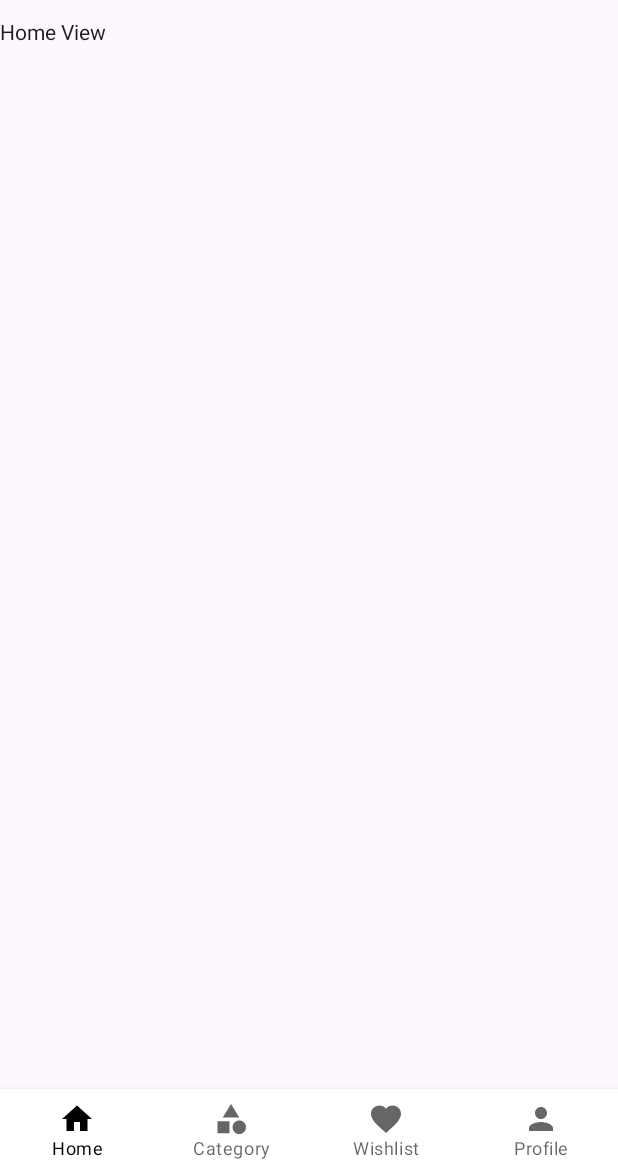
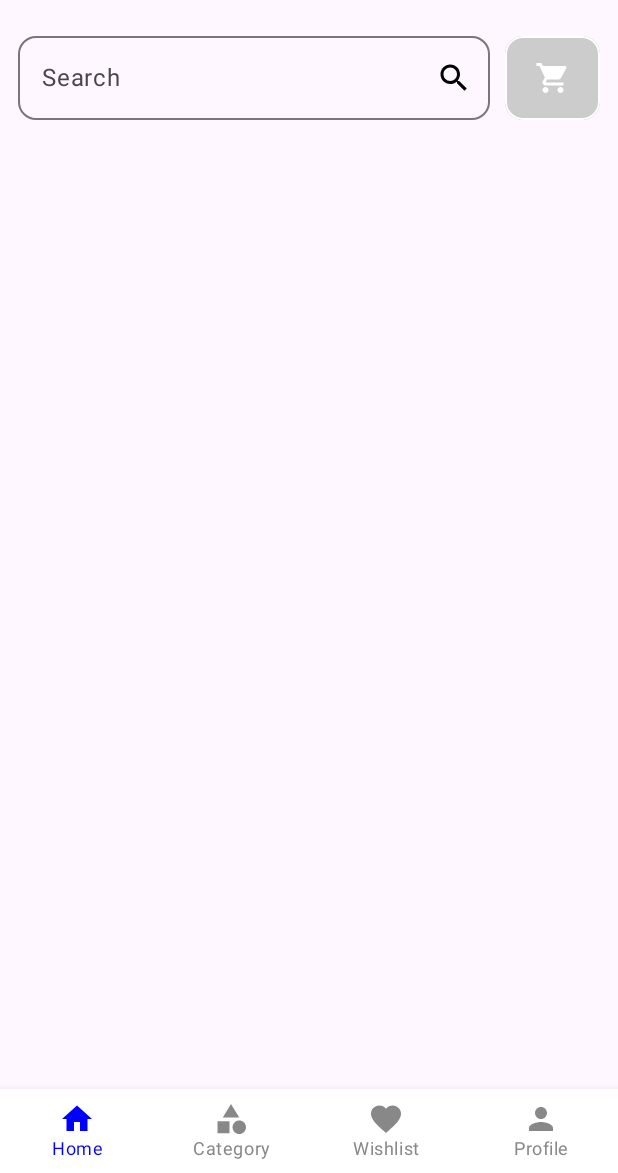
Before and after one commit to NabinStha2/PriceTag_Android, an Android app built with Jetpack Compose: the screen it shows after launch (MainActivity), on a phone screen of 412 x 824 dp, the part 63-1236 px from its top. Run offline under Robolectric (Android 15) with nearby library versions, the phone set to English and light mode, and no system bars.

Commit message:
home view ui ongoing

```diff
--- a/app/src/main/AndroidManifest.xml
+++ b/app/src/main/AndroidManifest.xml
@@ -18,7 +18,8 @@
             android:name=".MainActivity"
             android:exported="true"
             android:label="@string/app_name"
-            android:theme="@style/Theme.Price_tag">
+            android:theme="@style/Theme.Price_tag"
+            android:windowSoftInputMode="adjustResize">
             <intent-filter>
                 <action android:name="android.intent.action.MAIN" />
 
--- a/app/src/main/java/com/example/price_tag/ui/components/BottomNavigationBar.kt
+++ b/app/src/main/java/com/example/price_tag/ui/components/BottomNavigationBar.kt
@@ -22,33 +22,56 @@ fun BottomNavigationBar(selectedIndex: Int, onChangeIndex: (Int) -> Unit) {
 //    var selectedIndex: Int by rememberSaveable { (mutableIntStateOf(0)) }
 
     BottomNavigation(
-        modifier = Modifier.padding(0.dp),
+        modifier = Modifier
+            .padding(0.dp),
         backgroundColor = Color.White,
     ) {
-        BottomNavigationItem(
-            icon = { Icon(Icons.Filled.Home, contentDescription = "Home") },
+        BottomNavigationItem(icon = {
+            Icon(
+                Icons.Filled.Home, contentDescription = "Home"
+            )
+        },
             label = { Text("Home") },
+            unselectedContentColor = Color.Gray,
+            selectedContentColor = Color.Blue,
             selected = selectedIndex == 0,
-            onClick = { onChangeIndex(0) }
-        )
-        BottomNavigationItem(
-            icon = { Icon(Icons.Filled.Category, contentDescription = "Category") },
+            onClick = { onChangeIndex(0) })
+
+        BottomNavigationItem(icon = {
+            Icon(
+                Icons.Filled.Category,
+                contentDescription = "Category"
+            )
+        },
             label = { Text("Category") },
+            unselectedContentColor = Color.Gray,
+            selectedContentColor = Color.Blue,
             selected = selectedIndex == 1,
-            onClick = { onChangeIndex(1) }
-        )
-        BottomNavigationItem(
-            icon = { Icon(Icons.Filled.Favorite, contentDescription = "Wishlist") },
+            onClick = { onChangeIndex(1) })
+
+        BottomNavigationItem(icon = {
+            Icon(
+                Icons.Filled.Favorite,
+                contentDescription = "Wishlist"
+            )
+        },
             label = { Text("Wishlist") },
+            unselectedContentColor = Color.Gray,
+            selectedContentColor = Color.Blue,
             selected = selectedIndex == 2,
-            onClick = { onChangeIndex(2) }
-        )
-        BottomNavigationItem(
-            icon = { Icon(Icons.Filled.Person, contentDescription = "Profile") },
+            onClick = { onChangeIndex(2) })
+
+        BottomNavigationItem(icon = {
+            Icon(
+                Icons.Filled.Person, contentDescription = "Profile"
+            )
+
+        },
             label = { Text("Profile") },
+            unselectedContentColor = Color.Gray,
+            selectedContentColor = Color.Blue,
             selected = selectedIndex == 3,
-            onClick = { onChangeIndex(3) }
-        )
+            onClick = { onChangeIndex(3) })
     }
 }
 
--- a/app/src/main/java/com/example/price_tag/ui/features/home/HomeView.kt
+++ b/app/src/main/java/com/example/price_tag/ui/features/home/HomeView.kt
@@ -1,19 +1,115 @@
 package com.example.price_tag.ui.features.home
 
+import androidx.compose.foundation.background
+import androidx.compose.foundation.border
 import androidx.compose.foundation.layout.Column
 import androidx.compose.foundation.layout.PaddingValues
+import androidx.compose.foundation.layout.Row
+import androidx.compose.foundation.layout.Spacer
+import androidx.compose.foundation.layout.fillMaxSize
+import androidx.compose.foundation.layout.height
 import androidx.compose.foundation.layout.padding
+import androidx.compose.foundation.layout.size
+import androidx.compose.foundation.layout.width
+import androidx.compose.foundation.shape.RoundedCornerShape
+import androidx.compose.foundation.text.KeyboardActions
+import androidx.compose.foundation.text.KeyboardOptions
+import androidx.compose.material.icons.Icons
+import androidx.compose.material.icons.filled.Search
+import androidx.compose.material.icons.filled.ShoppingCart
+import androidx.compose.material3.Icon
+import androidx.compose.material3.IconButton
+import androidx.compose.material3.OutlinedTextField
 import androidx.compose.material3.Text
 import androidx.compose.runtime.Composable
 import androidx.compose.ui.Modifier
+import androidx.compose.ui.draw.clip
+import androidx.compose.ui.graphics.Color
+import androidx.compose.ui.text.input.ImeAction
+import androidx.compose.ui.tooling.preview.Preview
 import androidx.compose.ui.unit.dp
 
 @Composable
-fun HomeView(padding: PaddingValues) {
+fun HomeView(padding: PaddingValues = PaddingValues(0.dp)) {
     Column(
         modifier = Modifier
             .padding(padding)
+            .padding(horizontal = 12.dp),
     ) {
-        Text(text = "Home View")
+        Spacer(modifier = Modifier.padding(top = 10.dp))
+
+        Row {
+            OutlinedTextField(
+                value = "",
+                onValueChange = {},
+                modifier = Modifier
+                    .height(56.dp)
+                    .weight(5f),
+                singleLine = true,
+                keyboardOptions = KeyboardOptions.Default.copy(
+                    imeAction = ImeAction.Search
+                ),
+                keyboardActions = KeyboardActions(
+                    onSearch = {
+                        // Handle search action here
+                        // e.g., perform a search, close the keyboard, etc.
+                    }
+                ),
+                shape = RoundedCornerShape(12.dp),
+                placeholder = { Text(text = "Search") },
+                trailingIcon = {
+                    IconButton(
+                        onClick = { /*TODO*/ },
+                        modifier = Modifier
+                            .height(56.dp)
+                            .clip(RoundedCornerShape(topEnd = 12.dp, bottomEnd = 12.dp)),
+                    ) {
+                        Icon(
+                            imageVector = Icons.Filled.Search,
+                            contentDescription = "Search Icon",
+                            tint = Color.Black,
+                        )
+                    }
+                },
+            )
+
+            Spacer(modifier = Modifier.width(10.dp))
+
+            IconButton(
+                onClick = { /*TODO*/ },
+                modifier = Modifier
+                    .height(56.dp)
+                    .weight(1f)
+                    .clip(RoundedCornerShape(12.dp))
+                    .background(Color.LightGray)
+                    .border(
+                        1.dp,
+                        Color.White,
+                        RoundedCornerShape(12.dp),
+                    ),
+            ) {
+                Icon(
+                    imageVector = Icons.Filled.ShoppingCart,
+                    contentDescription = "Search Icon",
+                    tint = Color.White,
+                )
+            }
+        }
+
+        Spacer(modifier = Modifier.padding(top = 10.dp))
+
+
+
     }
 }
+
+@Preview
+@Composable
+fun HomeViewWithSearch(padding: PaddingValues = PaddingValues(16.dp)) {
+    Column(
+        modifier = Modifier
+            .padding(padding)
+            .fillMaxSize()
+            .background(color = Color.White)
+    ) { HomeView(padding) }
+}
--- a/app/src/main/java/com/example/price_tag/ui/features/main/MainView.kt
+++ b/app/src/main/java/com/example/price_tag/ui/features/main/MainView.kt
@@ -3,8 +3,12 @@ package com.example.price_tag.ui.features.main
 import androidx.compose.foundation.layout.WindowInsets
 import androidx.compose.foundation.layout.asPaddingValues
 import androidx.compose.foundation.layout.height
+import androidx.compose.foundation.layout.ime
+import androidx.compose.foundation.layout.navigationBars
+import androidx.compose.foundation.layout.navigationBarsPadding
 import androidx.compose.foundation.layout.padding
 import androidx.compose.foundation.layout.safeDrawing
+import androidx.compose.foundation.layout.systemBars
 import androidx.compose.foundation.layout.wrapContentHeight
 import androidx.compose.material3.CenterAlignedTopAppBar
 import androidx.compose.material3.ExperimentalMaterial3Api
@@ -39,7 +43,7 @@ fun MainView(
     val selectedIndex by viewModel.selectedMainBottomBarIndex.collectAsState()
     Scaffold(
         modifier = Modifier
-            .padding(WindowInsets.safeDrawing.asPaddingValues()),
+            .padding(WindowInsets.systemBars.asPaddingValues()),
         topBar = {
             CenterAlignedTopAppBar(
                 title = {
--- a/app/src/main/java/com/example/price_tag/ui/features/main/MainViewModel.kt
+++ b/app/src/main/java/com/example/price_tag/ui/features/main/MainViewModel.kt
@@ -14,6 +14,4 @@ class MainViewModel : ViewModel() {
         Log.d("changeSelectedMainBottomBarIndex", index.toString())
         _selectedMainBottomBarIndex.value = index
     }
-
-
 }
```
